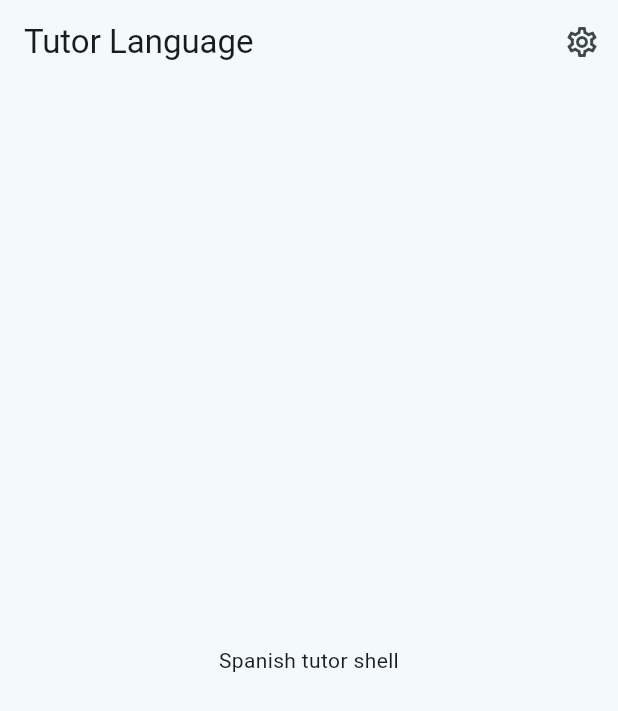
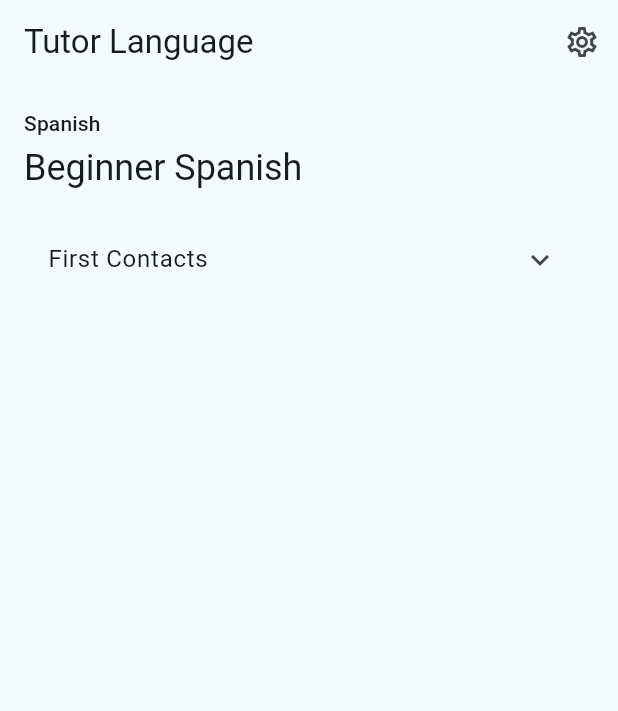
Before and after one commit to RuslanLit/Tutor_Language, a Flutter app: the screen it shows after launch, on a phone screen of 412 x 824 dp. Shown: the top 711 px of the screen. Run offline on Flutter 3.47's test engine with Material 3 defaults, Android fonts, the phone set to English and light mode, and no system bars; our stand-ins replace drift, drift_flutter, flutter_riverpod, go_router; accounts and stored records are empty; generated files the repository leaves out were written again.

Commit message:
Phase 4 accepted

```diff
--- a/app/lib/app/router/app_router.dart
+++ b/app/lib/app/router/app_router.dart
@@ -3,6 +3,7 @@ import 'package:go_router/go_router.dart';
 
 import '../../features/home/home_screen.dart';
 import '../../features/settings/settings_screen.dart';
+import '../../features/topic/topic_screen.dart';
 
 final appRouterProvider = Provider<GoRouter>((ref) {
   return GoRouter(
@@ -18,6 +19,13 @@ final appRouterProvider = Provider<GoRouter>((ref) {
         name: SettingsRoute.name,
         builder: (context, state) => const SettingsScreen(),
       ),
+      GoRoute(
+        path: TopicRoute.path,
+        name: TopicRoute.name,
+        builder: (context, state) {
+          return TopicScreen(topicId: state.pathParameters['topicId'] ?? '');
+        },
+      ),
     ],
   );
 });
@@ -31,3 +39,8 @@ abstract final class SettingsRoute {
   static const name = 'settings';
   static const path = '/settings';
 }
+
+abstract final class TopicRoute {
+  static const name = 'topic';
+  static const path = '/topic/:topicId';
+}
--- /dev/null
+++ b/app/lib/core/content/content_providers.dart
@@ -0,0 +1,23 @@
+import 'package:flutter_riverpod/flutter_riverpod.dart';
+
+import 'content_repository.dart';
+import 'course.dart';
+
+final contentRepositoryProvider = Provider<ContentRepository>((ref) {
+  return ContentRepository();
+});
+
+final currentLanguageProvider = FutureProvider<Language>((ref) {
+  return ref.watch(contentRepositoryProvider).loadCurrentLanguage();
+});
+
+final currentCourseProvider = FutureProvider<Course>((ref) {
+  return ref.watch(contentRepositoryProvider).loadCourse();
+});
+
+final topicDetailsProvider = FutureProvider.family<TopicDetails, String>((
+  ref,
+  topicId,
+) {
+  return ref.watch(contentRepositoryProvider).loadTopicDetails(topicId);
+});
--- a/app/lib/features/home/home_screen.dart
+++ b/app/lib/features/home/home_screen.dart
@@ -1,13 +1,20 @@
 import 'package:flutter/material.dart';
+import 'package:flutter_riverpod/flutter_riverpod.dart';
 import 'package:go_router/go_router.dart';
 
 import '../../app/router/app_router.dart';
+import '../../core/content/content_providers.dart';
+import '../../core/content/course.dart';
+import '../../shared/widgets/course_browser_error.dart';
 
-class HomeScreen extends StatelessWidget {
+class HomeScreen extends ConsumerWidget {
   const HomeScreen({super.key});
 
   @override
-  Widget build(BuildContext context) {
+  Widget build(BuildContext context, WidgetRef ref) {
+    final language = ref.watch(currentLanguageProvider);
+    final course = ref.watch(currentCourseProvider);
+
     return Scaffold(
       appBar: AppBar(
         title: const Text('Tutor Language'),
@@ -19,12 +26,67 @@ class HomeScreen extends StatelessWidget {
           ),
         ],
       ),
-      body: const Center(
-        child: Padding(
-          padding: EdgeInsets.all(24),
-          child: Text('Spanish tutor shell', textAlign: TextAlign.center),
-        ),
+      body: language.when(
+        data: (language) {
+          return course.when(
+            data: (course) =>
+                CourseOverview(language: language, course: course),
+            error: (error, stackTrace) => CourseBrowserError(message: '$error'),
+            loading: () => const Center(child: CircularProgressIndicator()),
+          );
+        },
+        error: (error, stackTrace) => CourseBrowserError(message: '$error'),
+        loading: () => const Center(child: CircularProgressIndicator()),
       ),
     );
   }
 }
+
+class CourseOverview extends StatelessWidget {
+  const CourseOverview({
+    required this.language,
+    required this.course,
+    super.key,
+  });
+
+  final Language language;
+  final Course course;
+
+  @override
+  Widget build(BuildContext context) {
+    return ListView(
+      padding: const EdgeInsets.all(16),
+      children: [
+        Text(language.name, style: Theme.of(context).textTheme.labelLarge),
+        const SizedBox(height: 4),
+        Text(course.title, style: Theme.of(context).textTheme.headlineSmall),
+        const SizedBox(height: 16),
+        for (final unit in course.units) UnitTile(unit: unit),
+      ],
+    );
+  }
+}
+
+class UnitTile extends StatelessWidget {
+  const UnitTile({required this.unit, super.key});
+
+  final Unit unit;
+
+  @override
+  Widget build(BuildContext context) {
+    return ExpansionTile(
+      title: Text(unit.title),
+      children: [
+        for (final topic in unit.topics)
+          ListTile(
+            title: Text(topic.title),
+            subtitle: Text('${topic.sections.length} sections'),
+            onTap: () => context.goNamed(
+              TopicRoute.name,
+              pathParameters: {'topicId': topic.id},
+            ),
+          ),
+      ],
+    );
+  }
+}
```
Also changed, not shown: app/lib/core/content/content_repository.dart (added, +91 -0 lines), app/lib/features/topic/topic_screen.dart (added, +133 -0 lines), app/lib/shared/widgets/course_browser_error.dart (added, +20 -0 lines), 2 other files.
